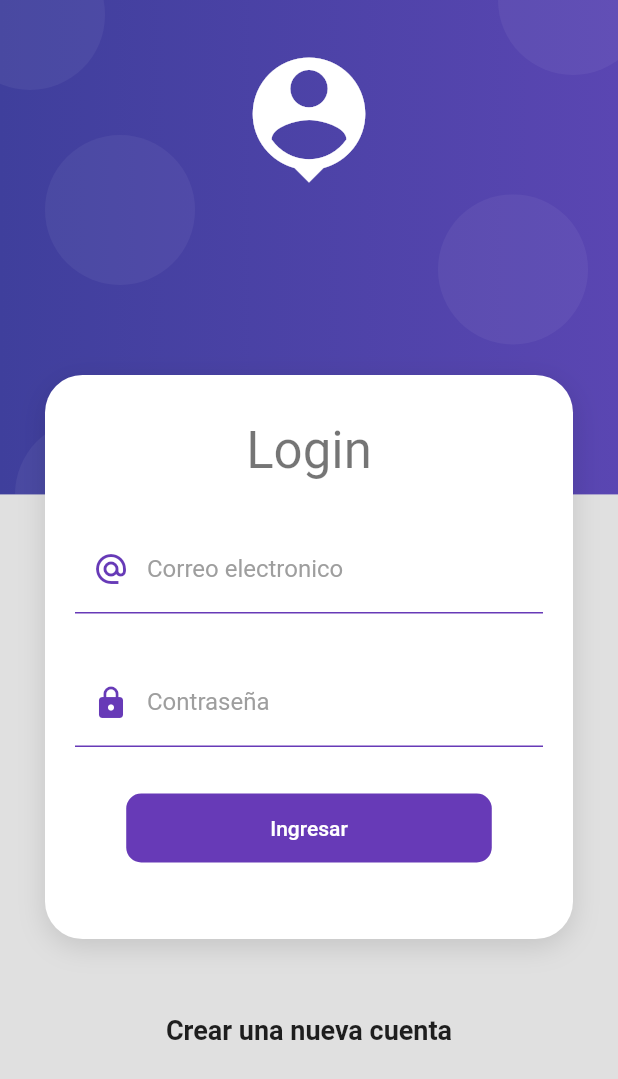
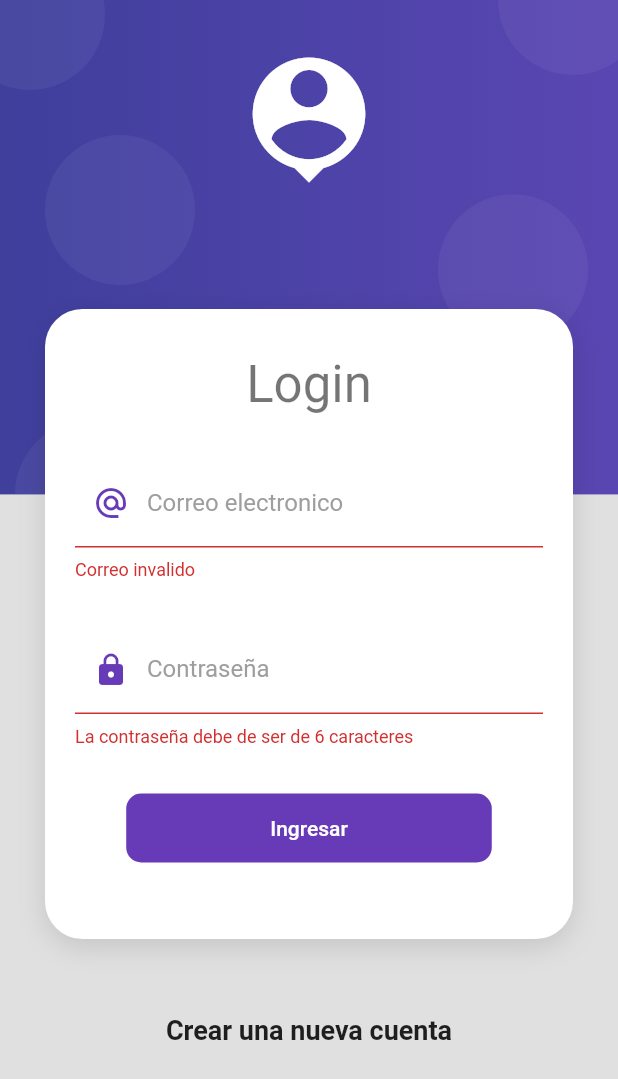
Before and after one commit to XxDEAMxX/products_app, a Flutter app: the screen it shows after launch, after a tap on "Ingresar", on a phone screen of 412 x 824 dp. Shown: the top 1079 px of the screen. Run offline on Flutter 3.47's test engine with Material 2 defaults, Android fonts, the phone set to English and light mode, and no system bars.

```diff
--- a/lib/main.dart
+++ b/lib/main.dart
@@ -14,7 +14,7 @@ class MyApp extends StatelessWidget {
       initialRoute: 'login',
       routes: {
         'login': (context) => LoginScreen(),
-        'home':(context) => LoginScreen()
+        'home':(context) => HomeScreen()
       },
       theme: ThemeData.light().copyWith(
         scaffoldBackgroundColor: Colors.grey[300]
--- /dev/null
+++ b/lib/providers/login_form_provider.dart
@@ -0,0 +1,21 @@
+
+
+import 'package:flutter/material.dart';
+
+class LoginFormProvider extends ChangeNotifier{
+
+  GlobalKey<FormState> formKey = new GlobalKey<FormState>();
+
+  String email = '';
+  String password = '';
+
+  bool isValidForm(){
+
+    print(formKey.currentState?.validate());
+
+    print('$email - $password');
+
+    return formKey.currentState?.validate() ?? false;
+  }
+
+}
--- a/lib/screens/login_screen.dart
+++ b/lib/screens/login_screen.dart
@@ -1,6 +1,8 @@
 import 'package:flutter/material.dart';
+import 'package:products_app/providers/login_form_provider.dart';
 import 'package:products_app/ui/Input_decorations.dart';
 import 'package:products_app/widgets/widgets.dart';
+import 'package:provider/provider.dart';
 
 class LoginScreen extends StatelessWidget {
 
@@ -8,13 +10,16 @@ class LoginScreen extends StatelessWidget {
 
   @override
   Widget build(BuildContext context) {
+
+    final size = MediaQuery.of(context).size;
+
     return Scaffold(
       body:AuthBackground(
         child: SingleChildScrollView(
           child: Column(
             mainAxisAlignment: MainAxisAlignment.center,
             children: [
-              SizedBox(height: 250,),
+              SizedBox(height: size.height*0.25,),
               CardContainer(
                 child: Column(
                   children: [
@@ -22,7 +27,10 @@ class LoginScreen extends StatelessWidget {
                     Text('Login', style: Theme.of(context).textTheme.headline4,),
                     SizedBox(height: 30,),
 
-                    _LoginForm()
+                    ChangeNotifierProvider(
+                      create: (context) => LoginFormProvider(),
+                      child: _LoginForm(),
+                    )
                   ],
                 )
               ),
@@ -42,10 +50,14 @@ class _LoginForm extends StatelessWidget {
 
   @override
   Widget build(BuildContext context) {
+
+    final loginForm = Provider.of<LoginFormProvider>(context);
+
     return Container(
       child: Form(
         //TODO: mantener la referencia al KEY
         autovalidateMode: AutovalidateMode.onUserInteraction,
+        key: loginForm.formKey,
 
         child: Column(
           children: [
@@ -53,6 +65,7 @@ class _LoginForm extends StatelessWidget {
               autocorrect: false,
               keyboardType: TextInputType.emailAddress,
               decoration: InputDecorations.authInputDecoration(hintText: 'Email', labelText: 'Correo electronico', prefixIcon: Icons.alternate_email_sharp),
+              onChanged: (value) => loginForm.email = value,
               validator: (value) {
                 String pattern = r'^(([^<>()[\]\\.,;:\s@\"]+(\.[^<>()[\]\\.,;:\s@\"]+)*)|(\".+\"))@((\[[0-9]{1,3}\.[0-9]{1,3}\.[0-9]{1,3}\.[0-9]{1,3}\])|(([a-zA-Z\-0-9]+\.)+[a-zA-Z]{2,}))$';
                 RegExp regExp  = new RegExp(pattern);
@@ -68,6 +81,7 @@ class _LoginForm extends StatelessWidget {
               obscureText: true,
               obscuringCharacter: '*',
               decoration: InputDecorations.authInputDecoration(hintText: '****', labelText: 'Contraseña', prefixIcon: Icons.lock),
+              onChanged: (value) => loginForm.password = value,
               validator: (value) {
                 return(value!=null && value.length>=6)
                 ? null
@@ -94,6 +108,9 @@ class _LoginForm extends StatelessWidget {
               ),
               onPressed: () {
                 //TODO: login form
+                if(!loginForm.isValidForm()) return;
+
+                Navigator.pushNamed(context, 'home');
               },
             ),
             SizedBox(height: 30,),
```
Also changed, not shown: pubspec.yaml (+4 -12 lines), pubspec.lock.
